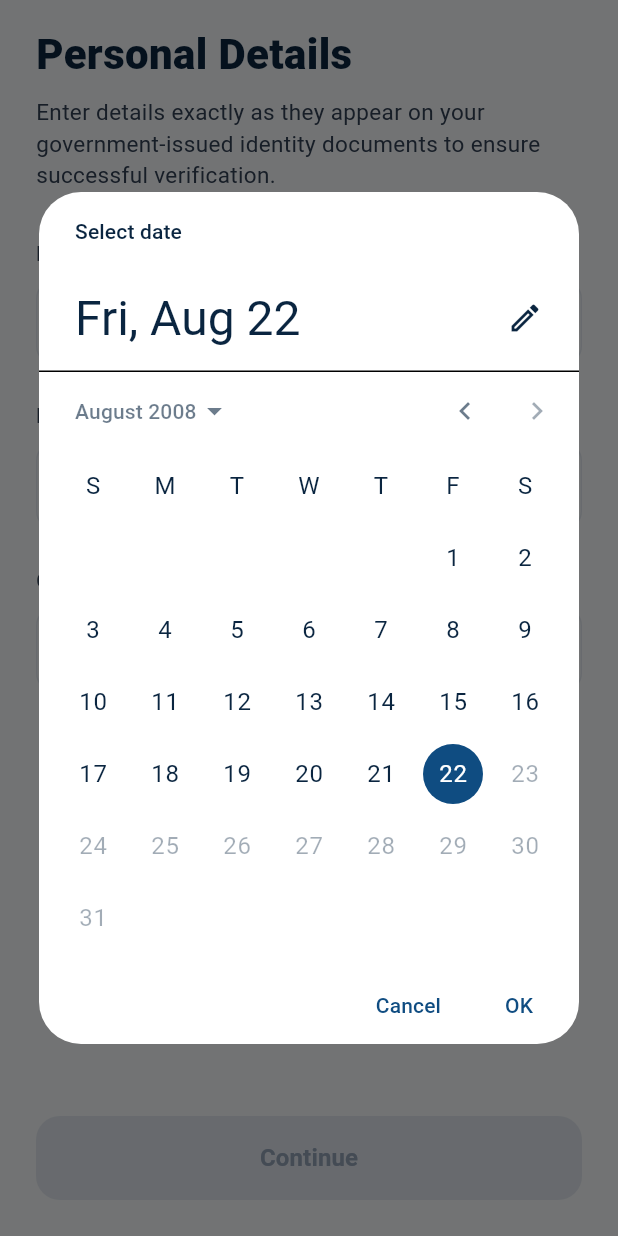
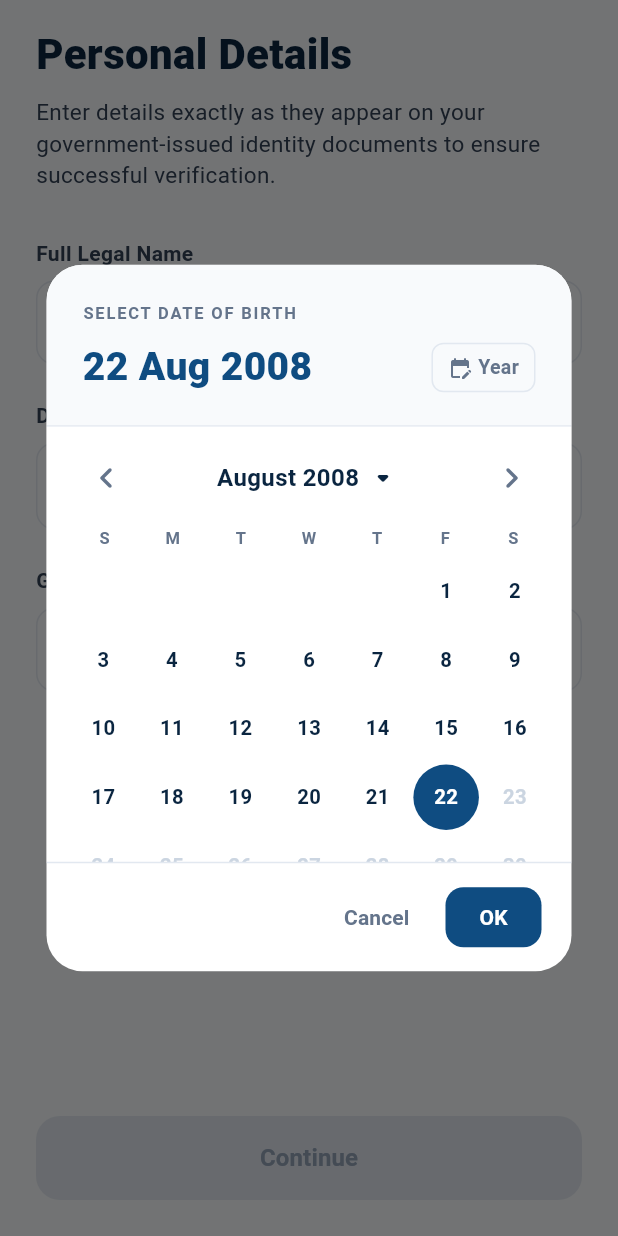
Before and after one commit to devesh-54/Safe_chit, a Flutter app: the PersonalIdentityScreen widget shown alone on an empty page, opened directly with empty values, after a tap on "Select date of birth", on a phone screen of 412 x 824 dp. Run offline on Flutter 3.47's test engine with Material 3 defaults, Android fonts, the phone set to English and light mode, and no system bars; our stand-ins replace camera, image_picker, permission_handler, supabase_flutter; missing offline and left inert: google_mlkit_face_detection; accounts and stored records are empty.

Commit message:
feat: design and implement premium custom DOB calendar and year selector

```diff
--- a/lib/screens/personal_identity_screen.dart
+++ b/lib/screens/personal_identity_screen.dart
@@ -1,6 +1,7 @@
 import 'package:flutter/material.dart';
 import 'package:intl/intl.dart';
 import '../models/onboarding_state.dart';
+import '../widgets/premium_date_picker.dart';
 
 class PersonalIdentityScreen extends StatefulWidget {
   final OnboardingState state;
@@ -42,23 +43,11 @@ class _PersonalIdentityScreenState extends State<PersonalIdentityScreen> {
     final firstDate = DateTime(now.year - 100);
     final lastDate = DateTime(now.year - 18, now.month, now.day);
 
-    final DateTime? picked = await showDatePicker(
+    final DateTime? picked = await showPremiumDatePicker(
       context: context,
       initialDate: _selectedDob ?? initialDate,
       firstDate: firstDate,
       lastDate: lastDate,
-      builder: (context, child) {
-        return Theme(
-          data: Theme.of(context).copyWith(
-            colorScheme: const ColorScheme.light(
-              primary: Color(0xFF0F4C81),
-              onPrimary: Colors.white,
-              onSurface: Color(0xFF0A2540),
-            ),
-          ),
-          child: child!,
-        );
-      },
     );
 
     if (picked != null && picked != _selectedDob) {
--- /dev/null
+++ b/lib/widgets/premium_date_picker.dart
@@ -0,0 +1,420 @@
+import 'package:flutter/material.dart';
+import 'package:intl/intl.dart';
+
+/// Shows a custom, premium Date of Birth picker.
+Future<DateTime?> showPremiumDatePicker({
+  required BuildContext context,
+  required DateTime initialDate,
+  required DateTime firstDate,
+  required DateTime lastDate,
+}) {
+  return showDialog<DateTime>(
+    context: context,
+    barrierDismissible: true,
+    builder: (context) => Dialog(
+      shape: RoundedRectangleBorder(
+        borderRadius: BorderRadius.circular(24),
+      ),
+      backgroundColor: Colors.white,
+      clipBehavior: Clip.antiAlias,
+      insetPadding: const EdgeInsets.symmetric(horizontal: 24, vertical: 24),
+      child: ConstrainedBox(
+        constraints: const BoxConstraints(maxWidth: 350),
+        child: PremiumDatePickerDialog(
+          initialDate: initialDate,
+          firstDate: firstDate,
+          lastDate: lastDate,
+        ),
+      ),
+    ),
+  );
+}
+
+class PremiumDatePickerDialog extends StatefulWidget {
+  final DateTime initialDate;
+  final DateTime firstDate;
+  final DateTime lastDate;
+
+  const PremiumDatePickerDialog({
+    super.key,
+    required this.initialDate,
+    required this.firstDate,
+    required this.lastDate,
+  });
+
+  @override
+  State<PremiumDatePickerDialog> createState() => _PremiumDatePickerDialogState();
+}
+
+class _PremiumDatePickerDialogState extends State<PremiumDatePickerDialog> {
+  late DateTime _focusedMonth;
+  late DateTime _selectedDate;
+  bool _showYearSelector = false;
+
+  @override
+  void initState() {
+    super.initState();
+    _focusedMonth = DateTime(widget.initialDate.year, widget.initialDate.month, 1);
+    _selectedDate = widget.initialDate;
+  }
+
+  void _onPrevMonth() {
+    setState(() {
+      int newMonth = _focusedMonth.month - 1;
+      int newYear = _focusedMonth.year;
+      if (newMonth == 0) {
+        newMonth = 12;
+        newYear--;
+      }
+      _focusedMonth = DateTime(newYear, newMonth, 1);
+    });
+  }
+
+  void _onNextMonth() {
+    setState(() {
+      int newMonth = _focusedMonth.month + 1;
+      int newYear = _focusedMonth.year;
+      if (newMonth == 13) {
+        newMonth = 1;
+        newYear++;
+      }
+      _focusedMonth = DateTime(newYear, newMonth, 1);
+    });
+  }
+
+  @override
+  Widget build(BuildContext context) {
+    // Generate list of valid years in descending order
+    final years = List.generate(
+      widget.lastDate.year - widget.firstDate.year + 1,
+      (index) => widget.lastDate.year - index,
+    );
+
+    // Days calculation for current focused month
+    final daysInMonth = DateTime(_focusedMonth.year, _focusedMonth.month + 1, 0).day;
+    final weekdayOfFirst = DateTime(_focusedMonth.year, _focusedMonth.month, 1).weekday;
+    // Map Sunday (7) to index 0, Monday (1) to index 1, etc.
+    final offset = weekdayOfFirst == 7 ? 0 : weekdayOfFirst;
+
+    return Column(
+      mainAxisSize: MainAxisSize.min,
+      crossAxisAlignment: CrossAxisAlignment.start,
+      children: [
+        // 1. HEADER: Selected Date of Birth Display
+        Container(
+          padding: const EdgeInsets.fromLTRB(24, 24, 24, 20),
+          width: double.infinity,
+          decoration: const BoxDecoration(
+            color: Color(0xFFF8FAFC), // Neutral light background
+          ),
+          child: Column(
+            crossAxisAlignment: CrossAxisAlignment.start,
+            children: [
+              const Text(
+                'SELECT DATE OF BIRTH',
+                style: TextStyle(
+                  color: Color(0xFF64748B), // Slate secondary text
+                  fontSize: 11,
+                  fontWeight: FontWeight.bold,
+                  letterSpacing: 1.2,
+                ),
+              ),
+              const SizedBox(height: 10),
+              Row(
+                mainAxisAlignment: MainAxisAlignment.spaceBetween,
+                children: [
+                  Expanded(
+                    child: Text(
+                      DateFormat('dd MMM yyyy').format(_selectedDate),
+                      style: const TextStyle(
+                        color: Color(0xFF0F4C81), // Primary Blue
+                        fontSize: 26,
+                        fontWeight: FontWeight.w800,
+                      ),
+                    ),
+                  ),
+                  Material(
+                    color: Colors.transparent,
+                    child: InkWell(
+                      onTap: () {
+                        setState(() {
+                          _showYearSelector = !_showYearSelector;
+                        });
+                      },
+                      borderRadius: BorderRadius.circular(8),
+                      child: Container(
+                        padding: const EdgeInsets.symmetric(horizontal: 10, vertical: 6),
+                        decoration: BoxDecoration(
+                          color: _showYearSelector ? const Color(0x140F4C81) : Colors.transparent,
+                          border: Border.all(
+                            color: _showYearSelector ? const Color(0xFF0F4C81) : const Color(0xFFE2E8F0),
+                          ),
+                          borderRadius: BorderRadius.circular(8),
+                        ),
+                        child: Row(
+                          mainAxisSize: MainAxisSize.min,
+                          children: [
+                            Icon(
+                              Icons.edit_calendar_rounded,
+                              size: 16,
+                              color: _showYearSelector ? const Color(0xFF0F4C81) : const Color(0xFF64748B),
+                            ),
+                            const SizedBox(width: 4),
+                            Text(
+                              'Year',
+                              style: TextStyle(
+                                fontSize: 13,
+                                fontWeight: FontWeight.bold,
+                                color: _showYearSelector ? const Color(0xFF0F4C81) : const Color(0xFF64748B),
+                              ),
+                            ),
+                          ],
+                        ),
+                      ),
+                    ),
+                  ),
+                ],
+              ),
+            ],
+          ),
+        ),
+
+        const Divider(height: 1, color: Color(0xFFE2E8F0)),
+
+        // 2. BODY CONTENT (Calendar Grid or Scrollable Year Selector)
+        AnimatedSwitcher(
+          duration: const Duration(milliseconds: 250),
+          child: _showYearSelector
+              ? Container(
+                  key: const ValueKey('YearSelector'),
+                  height: 290,
+                  color: Colors.white,
+                  child: GridView.builder(
+                    padding: const EdgeInsets.symmetric(horizontal: 20, vertical: 16),
+                    gridDelegate: const SliverGridDelegateWithFixedCrossAxisCount(
+                      crossAxisCount: 3,
+                      childAspectRatio: 2.1,
+                      crossAxisSpacing: 10,
+                      mainAxisSpacing: 10,
+                    ),
+                    itemCount: years.length,
+                    itemBuilder: (context, index) {
+                      final year = years[index];
+                      final isSelected = year == _focusedMonth.year;
+                      return Material(
+                        color: isSelected ? const Color(0xFF0F4C81) : const Color(0xFFF8FAFC),
+                        borderRadius: BorderRadius.circular(12),
+                        child: InkWell(
+                          onTap: () {
+                            setState(() {
+                              int newMonth = _focusedMonth.month;
+                              // Clamp month if new year limits it (e.g. 18 years limit)
+                              if (year == widget.lastDate.year && newMonth > widget.lastDate.month) {
+                                newMonth = widget.lastDate.month;
+                              }
+                              if (year == widget.firstDate.year && newMonth < widget.firstDate.month) {
+                                newMonth = widget.firstDate.month;
+                              }
+                              _focusedMonth = DateTime(year, newMonth, 1);
+                              _showYearSelector = false;
+                            });
+                          },
+                          borderRadius: BorderRadius.circular(12),
+                          child: Container(
+                            decoration: BoxDecoration(
+                              borderRadius: BorderRadius.circular(12),
+                              border: Border.all(
+                                color: isSelected ? const Color(0xFF0F4C81) : const Color(0xFFE2E8F0),
+                                width: 1,
+                              ),
+                            ),
+                            alignment: Alignment.center,
+                            child: Text(
+                              '$year',
+                              style: TextStyle(
+                                color: isSelected ? Colors.white : const Color(0xFF0A2540),
+                                fontSize: 15,
+                                fontWeight: isSelected ? FontWeight.bold : FontWeight.w600,
+                              ),
+                            ),
+                          ),
+                        ),
+                      );
+                    },
+                  ),
+                )
+              : Container(
+                  key: const ValueKey('CalendarView'),
+                  height: 290,
+                  padding: const EdgeInsets.symmetric(horizontal: 16),
+                  color: Colors.white,
+                  child: Column(
+                    children: [
+                      const SizedBox(height: 10),
+                      // Navigation Bar (‹ Month Year ›)
+                      Row(
+                        mainAxisAlignment: MainAxisAlignment.spaceBetween,
+                        children: [
+                          IconButton(
+                            icon: const Icon(Icons.chevron_left_rounded, color: Color(0xFF64748B), size: 28),
+                            onPressed: _focusedMonth.year == widget.firstDate.year && _focusedMonth.month == widget.firstDate.month
+                                ? null
+                                : _onPrevMonth,
+                          ),
+                          InkWell(
+                            onTap: () {
+                              setState(() {
+                                _showYearSelector = true;
+                              });
+                            },
+                            borderRadius: BorderRadius.circular(8),
+                            child: Padding(
+                              padding: const EdgeInsets.symmetric(horizontal: 12, vertical: 6),
+                              child: Row(
+                                mainAxisSize: MainAxisSize.min,
+                                children: [
+                                  Text(
+                                    DateFormat('MMMM yyyy').format(_focusedMonth),
+                                    style: const TextStyle(
+                                      color: Color(0xFF0A2540), // Dark Navy
+                                      fontSize: 16,
+                                      fontWeight: FontWeight.bold,
+                                    ),
+                                  ),
+                                  const SizedBox(width: 4),
+                                  const Icon(Icons.arrow_drop_down_rounded, color: Color(0xFF0A2540)),
+                                ],
+                              ),
+                            ),
+                          ),
+                          IconButton(
+                            icon: const Icon(Icons.chevron_right_rounded, color: Color(0xFF64748B), size: 28),
+                            onPressed: _focusedMonth.year == widget.lastDate.year && _focusedMonth.month == widget.lastDate.month
+                                ? null
+                                : _onNextMonth,
+                          ),
+                        ],
+                      ),
+                      const SizedBox(height: 8),
+                      // Weekdays Label Row
+                      Row(
+                        mainAxisAlignment: MainAxisAlignment.spaceBetween,
+                        children: ['S', 'M', 'T', 'W', 'T', 'F', 'S'].map((day) {
+                          return Expanded(
+                            child: Center(
+                              child: Text(
+                                day,
+                                style: const TextStyle(
+                                  color: Color(0xFF64748B), // Slate secondary
+                                  fontSize: 11,
+                                  fontWeight: FontWeight.w700,
+                                ),
+                              ),
+                            ),
+                          );
+                        }).toList(),
+                      ),
+                      const SizedBox(height: 6),
+                      // Day Cells Grid
+                      Expanded(
+                        child: GridView.builder(
+                          physics: const NeverScrollableScrollPhysics(),
+                          gridDelegate: const SliverGridDelegateWithFixedCrossAxisCount(
+                            crossAxisCount: 7,
+                            mainAxisSpacing: 2,
+                            crossAxisSpacing: 2,
+                          ),
+                          itemCount: offset + daysInMonth,
+                          itemBuilder: (context, index) {
+                            if (index < offset) {
+                              return const SizedBox.shrink();
+                            }
+
+                            final day = index - offset + 1;
+                            final date = DateTime(_focusedMonth.year, _focusedMonth.month, day);
+
+                            final isEnabled = !date.isBefore(widget.firstDate) && !date.isAfter(widget.lastDate);
+
+                            final isSelected = _selectedDate.year == date.year &&
+                                _selectedDate.month == date.month &&
+                                _selectedDate.day == date.day;
+
+                            return Material(
+                              color: isSelected ? const Color(0xFF0F4C81) : Colors.transparent,
+                              shape: const CircleBorder(),
+                              child: InkWell(
+                                onTap: isEnabled
+                                    ? () {
+                                        setState(() {
+                                          _selectedDate = date;
+                                        });
+                                      }
+                                    : null,
+                                borderRadius: BorderRadius.circular(100),
+                                child: Container(
+                                  alignment: Alignment.center,
+                                  child: Text(
+                                    '$day',
+                                    style: TextStyle(
+                                      color: isSelected
+                                          ? Colors.white
+                                          : (isEnabled ? const Color(0xFF0A2540) : const Color(0xFFCBD5E1)),
+                                      fontSize: 13.5,
+                                      fontWeight: isSelected ? FontWeight.bold : FontWeight.w600,
+                                    ),
+                                  ),
+                                ),
+                              ),
+                            );
+                          },
+                        ),
+                      ),
+                    ],
+                  ),
+                ),
+        ),
+
+        const Divider(height: 1, color: Color(0xFFE2E8F0)),
+
+        // 3. FOOTER ACTIONS
+        Padding(
+          padding: const EdgeInsets.symmetric(horizontal: 20, vertical: 12),
+          child: Row(
+            mainAxisAlignment: MainAxisAlignment.end,
+            children: [
+              TextButton(
+                onPressed: () {
+                  Navigator.pop(context, null);
+                },
+                style: TextButton.styleFrom(
+                  foregroundColor: const Color(0xFF64748B),
+                  shape: RoundedRectangleBorder(
+                    borderRadius: BorderRadius.circular(10),
+                  ),
+                  padding: const EdgeInsets.symmetric(horizontal: 16, vertical: 10),
+                ),
+                child: const Text('Cancel', style: TextStyle(fontWeight: FontWeight.w700, fontSize: 14)),
+              ),
+              const SizedBox(width: 8),
+              ElevatedButton(
+                onPressed: () {
+                  Navigator.pop(context, _selectedDate);
+                },
+                style: ElevatedButton.styleFrom(
+                  backgroundColor: const Color(0xFF0F4C81),
+                  foregroundColor: Colors.white,
+                  elevation: 0,
+                  shape: RoundedRectangleBorder(
+                    borderRadius: BorderRadius.circular(12),
+                  ),
+                  padding: const EdgeInsets.symmetric(horizontal: 20, vertical: 10),
+                ),
+                child: const Text('OK', style: TextStyle(fontWeight: FontWeight.w700, fontSize: 14)),
+              ),
+            ],
+          ),
+        ),
+      ],
+    );
+  }
+}
```
Also changed, not shown: 1 other file.
